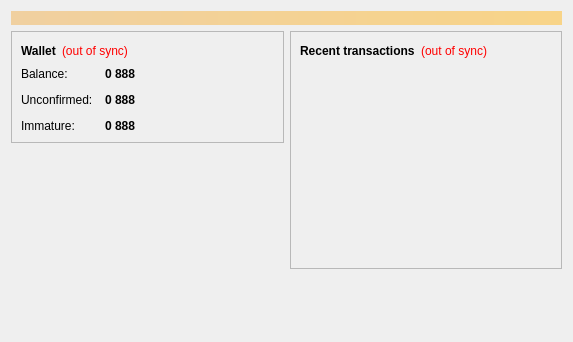
Before: the Qt Designer form src/qt/forms/overviewpage.ui in tuaris/octocoin, drawn with Qt 5.
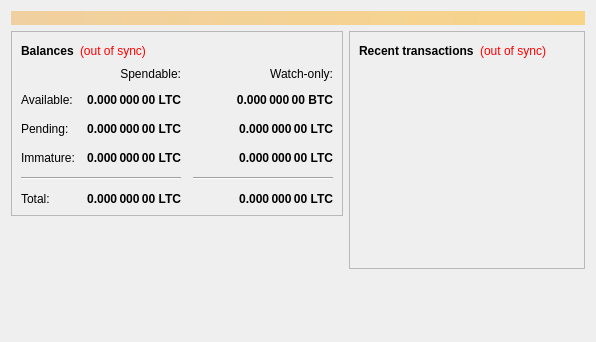
After: the same form once the commit is applied.

Patch:
```diff
--- a/src/qt/forms/overviewpage.ui
+++ b/src/qt/forms/overviewpage.ui
@@ -6,7 +6,7 @@
    <rect>
     <x>0</x>
     <y>0</y>
-    <width>573</width>
+    <width>596</width>
     <height>342</height>
    </rect>
   </property>
@@ -54,7 +54,7 @@
                </font>
               </property>
               <property name="text">
-               <string>Wallet</string>
+               <string>Balances</string>
               </property>
              </widget>
             </item>
@@ -75,6 +75,159 @@
              </widget>
             </item>
             <item>
+             <spacer name="horizontalSpacer_3">
+              <property name="orientation">
+               <enum>Qt::Horizontal</enum>
+              </property>
+              <property name="sizeHint" stdset="0">
+               <size>
+                <width>40</width>
+                <height>20</height>
+               </size>
+              </property>
+             </spacer>
+            </item>
+           </layout>
+          </item>
+          <item>
+           <layout class="QGridLayout" name="gridLayout">
+            <property name="spacing">
+             <number>12</number>
+            </property>
+            <item row="2" column="2">
+             <widget class="QLabel" name="labelWatchPending">
+              <property name="font">
+               <font>
+                <weight>75</weight>
+                <bold>true</bold>
+               </font>
+              </property>
+              <property name="cursor">
+               <cursorShape>IBeamCursor</cursorShape>
+              </property>
+              <property name="toolTip">
+               <string>Unconfirmed transactions to watch-only addresses</string>
+              </property>
+              <property name="text">
+               <string notr="true">0.000 000 00 LTC</string>
+              </property>
+              <property name="alignment">
+               <set>Qt::AlignRight|Qt::AlignTrailing|Qt::AlignVCenter</set>
+              </property>
+              <property name="textInteractionFlags">
+               <set>Qt::LinksAccessibleByMouse|Qt::TextSelectableByKeyboard|Qt::TextSelectableByMouse</set>
+              </property>
+             </widget>
+            </item>
+            <item row="2" column="1">
+             <widget class="QLabel" name="labelUnconfirmed">
+              <property name="font">
+               <font>
+                <weight>75</weight>
+                <bold>true</bold>
+               </font>
+              </property>
+              <property name="cursor">
+               <cursorShape>IBeamCursor</cursorShape>
+              </property>
+              <property name="toolTip">
+               <string>Total of transactions that have yet to be confirmed, and do not yet count toward the spendable balance</string>
+              </property>
+              <property name="text">
+               <string notr="true">0.000 000 00 LTC</string>
+              </property>
+              <property name="alignment">
+               <set>Qt::AlignRight|Qt::AlignTrailing|Qt::AlignVCenter</set>
+              </property>
+              <property name="textInteractionFlags">
+               <set>Qt::LinksAccessibleByMouse|Qt::TextSelectableByKeyboard|Qt::TextSelectableByMouse</set>
+              </property>
+             </widget>
+            </item>
+            <item row="3" column="2">
+             <widget class="QLabel" name="labelWatchImmature">
+              <property name="font">
+               <font>
+                <weight>75</weight>
+                <bold>true</bold>
+               </font>
+              </property>
+              <property name="cursor">
+               <cursorShape>IBeamCursor</cursorShape>
+              </property>
+              <property name="toolTip">
+               <string>Mined balance in watch-only addresses that has not yet matured</string>
+              </property>
+              <property name="text">
+               <string notr="true">0.000 000 00 LTC</string>
+              </property>
+              <property name="alignment">
+               <set>Qt::AlignRight|Qt::AlignTrailing|Qt::AlignVCenter</set>
+              </property>
+              <property name="textInteractionFlags">
+               <set>Qt::LinksAccessibleByMouse|Qt::TextSelectableByKeyboard|Qt::TextSelectableByMouse</set>
+              </property>
+             </widget>
+            </item>
+            <item row="4" column="0" colspan="2">
+             <widget class="Line" name="line">
+              <property name="orientation">
+               <enum>Qt::Horizontal</enum>
+              </property>
+             </widget>
+            </item>
+            <item row="4" column="2">
+             <widget class="Line" name="lineWatchBalance">
+              <property name="sizePolicy">
+               <sizepolicy hsizetype="Preferred" vsizetype="Fixed">
+                <horstretch>0</horstretch>
+                <verstretch>0</verstretch>
+               </sizepolicy>
+              </property>
+              <property name="minimumSize">
+               <size>
+                <width>140</width>
+                <height>0</height>
+               </size>
+              </property>
+              <property name="orientation">
+               <enum>Qt::Horizontal</enum>
+              </property>
+             </widget>
+            </item>
+            <item row="5" column="0">
+             <widget class="QLabel" name="labelTotalText">
+              <property name="text">
+               <string>Total:</string>
+              </property>
+             </widget>
+            </item>
+            <item row="3" column="1">
+             <widget class="QLabel" name="labelImmature">
+              <property name="font">
+               <font>
+                <weight>75</weight>
+                <bold>true</bold>
+               </font>
+              </property>
+              <property name="cursor">
+               <cursorShape>IBeamCursor</cursorShape>
+              </property>
+              <property name="toolTip">
+               <string>Mined balance that has not yet matured</string>
+              </property>
+              <property name="text">
+               <string notr="true">0.000 000 00 LTC</string>
+              </property>
+              <property name="alignment">
+               <set>Qt::AlignRight|Qt::AlignTrailing|Qt::AlignVCenter</set>
+              </property>
+              <property name="textInteractionFlags">
+               <set>Qt::LinksAccessibleByMouse|Qt::TextSelectableByKeyboard|Qt::TextSelectableByMouse</set>
+              </property>
+             </widget>
+            </item>
+            <item row="2" column="3">
              <spacer name="horizontalSpacer_2">
               <property name="orientation">
                <enum>Qt::Horizontal</enum>
@@ -87,28 +240,15 @@
               </property>
              </spacer>
             </item>
-           </layout>
-          </item>
-          <item>
-           <layout class="QFormLayout" name="formLayout_2">
-            <property name="fieldGrowthPolicy">
-             <enum>QFormLayout::AllNonFixedFieldsGrow</enum>
-            </property>
-            <property name="horizontalSpacing">
-             <number>12</number>
-            </property>
-            <property name="verticalSpacing">
-             <number>12</number>
-            </property>
-            <item row="0" column="0">
-             <widget class="QLabel" name="label">
+            <item row="3" column="0">
+             <widget class="QLabel" name="labelImmatureText">
               <property name="text">
-               <string>Balance:</string>
+               <string>Immature:</string>
               </property>
              </widget>
             </item>
-            <item row="0" column="1">
-             <widget class="QLabel" name="labelBalance">
+            <item row="5" column="1">
+             <widget class="QLabel" name="labelTotal">
               <property name="font">
                <font>
                 <weight>75</weight>
@@ -122,22 +262,60 @@
                <string>Your current balance</string>
               </property>
               <property name="text">
-               <string notr="true">0 888</string>
+               <string notr="true">0.000 000 00 LTC</string>
               </property>
+              <property name="alignment">
+               <set>Qt::AlignRight|Qt::AlignTrailing|Qt::AlignVCenter</set>
+              </property>
               <property name="textInteractionFlags">
                <set>Qt::LinksAccessibleByMouse|Qt::TextSelectableByKeyboard|Qt::TextSelectableByMouse</set>
               </property>
              </widget>
             </item>
+            <item row="5" column="2">
+             <widget class="QLabel" name="labelWatchTotal">
+              <property name="font">
+               <font>
+                <weight>75</weight>
+                <bold>true</bold>
+               </font>
+              </property>
+              <property name="cursor">
+               <cursorShape>IBeamCursor</cursorShape>
+              </property>
+              <property name="toolTip">
+               <string>Current total balance in watch-only addresses</string>
+              </property>
+              <property name="text">
+               <string notr="true">0.000 000 00 LTC</string>
+              </property>
+              <property name="alignment">
+               <set>Qt::AlignRight|Qt::AlignTrailing|Qt::AlignVCenter</set>
+              </property>
+              <property name="textInteractionFlags">
+               <set>Qt::LinksAccessibleByMouse|Qt::TextSelectableByKeyboard|Qt::TextSelectableByMouse</set>
+              </property>
+             </widget>
+            </item>
+            <item row="0" column="2">
+             <widget class="QLabel" name="labelWatchonly">
+              <property name="text">
+               <string>Watch-only:</string>
+              </property>
+              <property name="alignment">
+               <set>Qt::AlignRight|Qt::AlignTrailing|Qt::AlignVCenter</set>
+              </property>
+             </widget>
+            </item>
             <item row="1" column="0">
-             <widget class="QLabel" name="label_3">
+             <widget class="QLabel" name="labelBalanceText">
               <property name="text">
-               <string>Unconfirmed:</string>
+               <string>Available:</string>
               </property>
              </widget>
             </item>
             <item row="1" column="1">
-             <widget class="QLabel" name="labelUnconfirmed">
+             <widget class="QLabel" name="labelBalance">
               <property name="font">
                <font>
                 <weight>75</weight>
@@ -151,7 +329,35 @@
                <string>Total of transactions that have yet to be confirmed, and do not yet count toward the current balance</string>
               </property>
               <property name="text">
-               <string notr="true">0 888</string>
+               <string notr="true">0.000 000 00 LTC</string>
+              </property>
+              <property name="alignment">
+               <set>Qt::AlignRight|Qt::AlignTrailing|Qt::AlignVCenter</set>
+              </property>
+              <property name="textInteractionFlags">
+               <set>Qt::LinksAccessibleByMouse|Qt::TextSelectableByKeyboard|Qt::TextSelectableByMouse</set>
+              </property>
+             </widget>
+            </item>
+            <item row="1" column="2">
+             <widget class="QLabel" name="labelWatchAvailable">
+              <property name="font">
+               <font>
+                <weight>75</weight>
+                <bold>true</bold>
+               </font>
+              </property>
+              <property name="cursor">
+               <cursorShape>IBeamCursor</cursorShape>
+              </property>
+              <property name="toolTip">
+               <string>Your current balance in watch-only addresses</string>
+              </property>
+              <property name="text">
+               <string notr="true">0.000 000 00 BTC</string>
+              </property>
+              <property name="alignment">
+               <set>Qt::AlignRight|Qt::AlignTrailing|Qt::AlignVCenter</set>
               </property>
               <property name="textInteractionFlags">
                <set>Qt::LinksAccessibleByMouse|Qt::TextSelectableByKeyboard|Qt::TextSelectableByMouse</set>
@@ -159,28 +365,19 @@
              </widget>
             </item>
             <item row="2" column="0">
-             <widget class="QLabel" name="labelImmatureText">
+             <widget class="QLabel" name="labelPendingText">
               <property name="text">
-               <string>Immature:</string>
+               <string>Pending:</string>
               </property>
              </widget>
             </item>
-            <item row="2" column="1">
-             <widget class="QLabel" name="labelImmature">
-              <property name="font">
-               <font>
-                <weight>75</weight>
-                <bold>true</bold>
-               </font>
-              </property>
-              <property name="toolTip">
-               <string>Mined balance that has not yet matured</string>
-              </property>
+            <item row="0" column="1">
+             <widget class="QLabel" name="labelSpendable">
               <property name="text">
-               <string notr="true">0 888</string>
+               <string>Spendable:</string>
               </property>
-              <property name="textInteractionFlags">
-               <set>Qt::LinksAccessibleByMouse|Qt::TextSelectableByKeyboard|Qt::TextSelectableByMouse</set>
+              <property name="alignment">
+               <set>Qt::AlignRight|Qt::AlignTrailing|Qt::AlignVCenter</set>
               </property>
              </widget>
             </item>
@@ -219,8 +416,14 @@
            <layout class="QHBoxLayout" name="horizontalLayout_2">
             <item>
              <widget class="QLabel" name="label_4">
+              <property name="font">
+               <font>
+                <weight>75</weight>
+                <bold>true</bold>
+               </font>
+              </property>
               <property name="text">
-               <string>&lt;b&gt;Recent transactions&lt;/b&gt;</string>
+               <string>Recent transactions</string>
               </property>
              </widget>
             </item>
```
Left out of the diff: 14 changed lines with no effect on the pictures.
